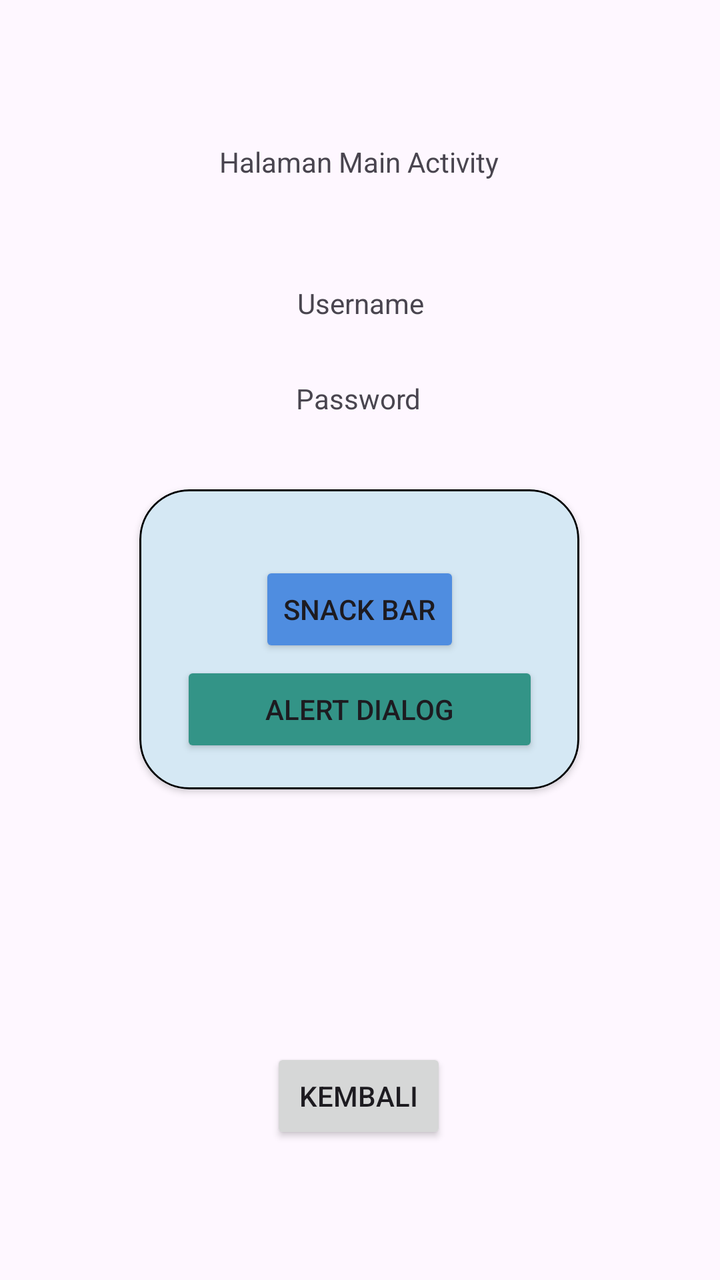
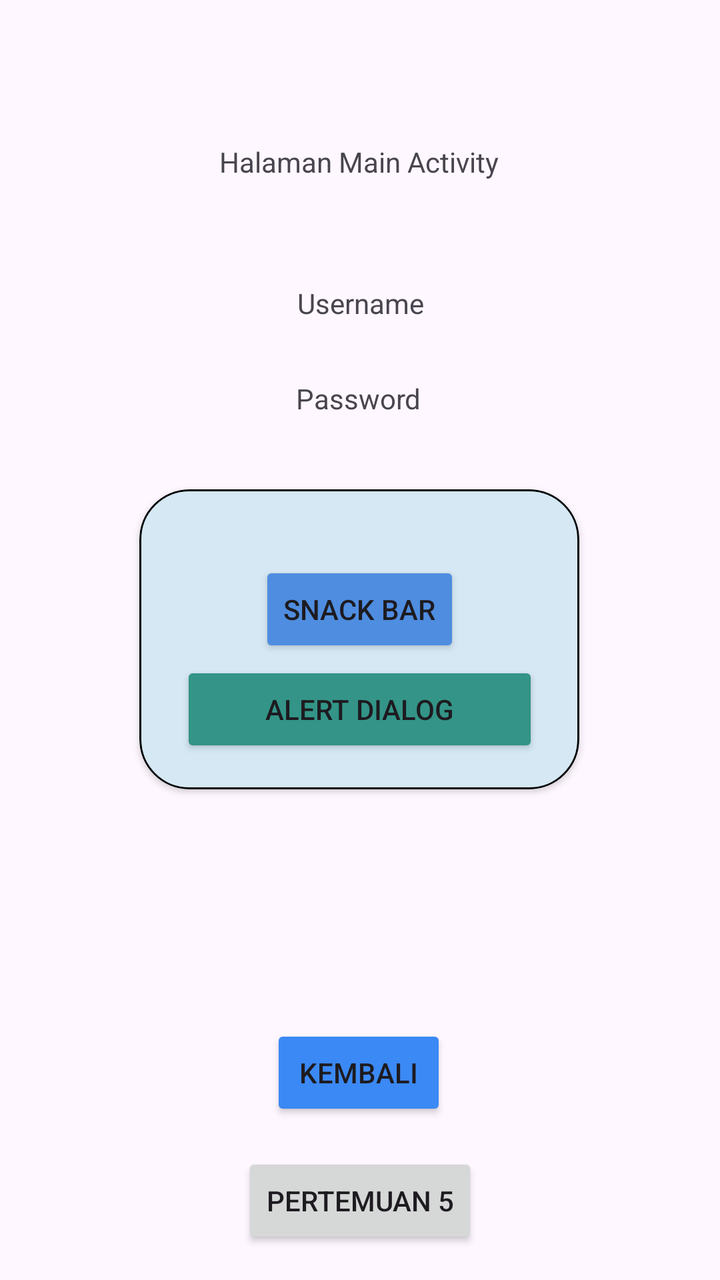

Screens rendered from an Android XML layout before and after an edit, with the pre-edit source and the edit as a unified diff.
<!-- AndroidManifest.xml: application theme Theme.Rizky3TIB -->
<!-- res/layout/activity_main.xml -->
<?xml version="1.0" encoding="utf-8"?>
<androidx.constraintlayout.widget.ConstraintLayout xmlns:android="http://schemas.android.com/apk/res/android"
    xmlns:app="http://schemas.android.com/apk/res-auto"
    xmlns:tools="http://schemas.android.com/tools"
    android:id="@+id/main"
    android:layout_width="match_parent"
    android:layout_height="match_parent"
    tools:context=".MainActivity">


    <TextView
        android:id="@+id/txtUsername"
        android:layout_width="wrap_content"
        android:layout_height="wrap_content"
        android:layout_marginBottom="24dp"
        android:text="Username"
        app:layout_constraintBottom_toTopOf="@+id/txtPassword"
        app:layout_constraintEnd_toEndOf="parent"
        app:layout_constraintHorizontal_bias="0.501"
        app:layout_constraintStart_toStartOf="parent"
        app:layout_constraintTop_toBottomOf="@+id/txtJudulHalaman"
        app:layout_constraintVertical_bias="0.916" />

    <TextView
        android:id="@+id/txtPassword"
        android:layout_width="wrap_content"
        android:layout_height="wrap_content"
        android:layout_marginBottom="36dp"
        android:text="Password"
        app:layout_constraintBottom_toTopOf="@+id/materialCardView"
        app:layout_constraintEnd_toEndOf="parent"
        app:layout_constraintHorizontal_bias="0.498"
        app:layout_constraintStart_toStartOf="parent" />

    <TextView
        android:id="@+id/txtJudulHalaman"
        android:layout_width="wrap_content"
        android:layout_height="wrap_content"
        android:text="Halaman Main Activity"
        app:layout_constraintBottom_toBottomOf="parent"
        app:layout_constraintEnd_toEndOf="parent"
        app:layout_constraintHorizontal_bias="0.498"
        app:layout_constraintStart_toStartOf="parent"
        app:layout_constraintTop_toTopOf="parent"
        app:layout_constraintVertical_bias="0.115" />

    <Button
        android:id="@+id/btnKembali"
        android:layout_width="wrap_content"
        android:layout_height="wrap_content"
        android:text="Kembali"
        app:layout_constraintBottom_toBottomOf="parent"
        app:layout_constraintEnd_toEndOf="parent"
        app:layout_constraintHorizontal_bias="0.498"
        app:layout_constraintStart_toStartOf="parent"
        app:layout_constraintTop_toBottomOf="@+id/materialCardView"
        app:layout_constraintVertical_bias="0.655" />

    <com.google.android.material.card.MaterialCardView
        android:id="@+id/materialCardView"
        android:layout_width="220dp"
        android:layout_height="150dp"

        app:cardBackgroundColor="#D5E8F4"
        app:strokeColor="@color/black"
        app:strokeWidth="1dp"
        app:cardCornerRadius="25dp"
        app:cardElevation="2dp"

        app:layout_constraintBottom_toBottomOf="parent"
        app:layout_constraintEnd_toEndOf="parent"
        app:layout_constraintHorizontal_bias="0.497"
        app:layout_constraintStart_toStartOf="parent"
        app:layout_constraintTop_toTopOf="parent"
        app:layout_constraintVertical_bias="0.499">



        <androidx.constraintlayout.widget.ConstraintLayout
            android:layout_width="match_parent"
            android:layout_height="match_parent"
            android:layout_margin="10dp">

            <Button
                android:id="@+id/btnAlertDialog"
                android:layout_width="179dp"
                android:layout_height="wrap_content"
                android:backgroundTint="#339487"
                android:text="Alert Dialog"
                app:layout_constraintBottom_toBottomOf="parent"
                app:layout_constraintEnd_toEndOf="parent"
                app:layout_constraintHorizontal_bias="0.512"
                app:layout_constraintStart_toStartOf="parent"
                app:layout_constraintTop_toBottomOf="@+id/btnSnackBar"
                app:layout_constraintVertical_bias="0.231" />

            <Button
                android:id="@+id/btnSnackBar"
                android:layout_width="wrap_content"
                android:layout_height="wrap_content"
                android:backgroundTint="@color/btn_primary"
                android:text="Snack Bar"
                app:layout_constraintBottom_toBottomOf="parent"
                app:layout_constraintEnd_toEndOf="parent"
                app:layout_constraintStart_toStartOf="parent"
                app:layout_constraintTop_toTopOf="parent"
                app:layout_constraintVertical_bias="0.319" />
        </androidx.constraintlayout.widget.ConstraintLayout>

    </com.google.android.material.card.MaterialCardView>

</androidx.constraintlayout.widget.ConstraintLayout>
<!-- resources referenced by this layout -->
<resources>
  <color name="black">#FF000000</color>
  <color name="btn_primary">#4F8DE0</color>
  <style name="Theme.Rizky3TIB" parent="Base.Theme.Rizky3TIB" />
  <style name="Base.Theme.Rizky3TIB" parent="Theme.Material3.DayNight.NoActionBar">
          
          
      </style>
</resources>

<!-- the commit's change to res/layout/activity_main.xml (unified diff, before → after) -->
@@ -49,12 +49,13 @@
         android:layout_width="wrap_content"
         android:layout_height="wrap_content"
         android:text="Kembali"
+        android:backgroundTint="#3B89F4"
         app:layout_constraintBottom_toBottomOf="parent"
         app:layout_constraintEnd_toEndOf="parent"
         app:layout_constraintHorizontal_bias="0.498"
         app:layout_constraintStart_toStartOf="parent"
         app:layout_constraintTop_toBottomOf="@+id/materialCardView"
-        app:layout_constraintVertical_bias="0.655" />
+        app:layout_constraintVertical_bias="0.596" />
 
     <com.google.android.material.card.MaterialCardView
         android:id="@+id/materialCardView"
@@ -109,4 +110,14 @@
 
     </com.google.android.material.card.MaterialCardView>
 
+    <Button
+        android:id="@+id/btnToLima"
+        android:layout_width="wrap_content"
+        android:layout_height="wrap_content"
+        android:text="Pertemuan 5"
+        app:layout_constraintBottom_toBottomOf="parent"
+        app:layout_constraintEnd_toEndOf="parent"
+        app:layout_constraintStart_toStartOf="parent"
+        app:layout_constraintTop_toBottomOf="@+id/btnKembali" />
+
 </androidx.constraintlayout.widget.ConstraintLayout>
